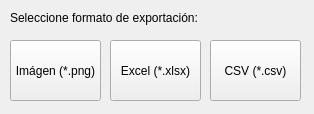
Qt form ppcc/exportdiagramdialog.ui (ErnestoVivas/Multiconsult-ppcc) before a commit.
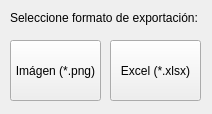
The same form after that commit. Icons and pictures are not drawn.

```diff
--- a/ppcc/exportdiagramdialog.ui
+++ b/ppcc/exportdiagramdialog.ui
@@ -6,10 +6,28 @@
    <rect>
     <x>0</x>
     <y>0</y>
-    <width>314</width>
+    <width>212</width>
     <height>114</height>
    </rect>
   </property>
+  <property name="sizePolicy">
+   <sizepolicy hsizetype="Fixed" vsizetype="Fixed">
+    <horstretch>0</horstretch>
+    <verstretch>0</verstretch>
+   </sizepolicy>
+  </property>
+  <property name="minimumSize">
+   <size>
+    <width>212</width>
+    <height>114</height>
+   </size>
+  </property>
+  <property name="maximumSize">
+   <size>
+    <width>212</width>
+    <height>114</height>
+   </size>
+  </property>
   <property name="windowTitle">
    <string>Dialog</string>
   </property>
@@ -52,32 +70,6 @@
     <enum>Qt::ToolButtonTextUnderIcon</enum>
    </property>
   </widget>
-  <widget class="QToolButton" name="buttonCSV">
-   <property name="geometry">
-    <rect>
-     <x>210</x>
-     <y>40</y>
-     <width>91</width>
-     <height>61</height>
-    </rect>
-   </property>
-   <property name="text">
-    <string>CSV (*.csv)</string>
-   </property>
-   <property name="icon">
-    <iconset>
-     <normaloff>csv-icon-32x32.png</normaloff>csv-icon-32x32.png</iconset>
-   </property>
-   <property name="iconSize">
-    <size>
-     <width>32</width>
-     <height>32</height>
-    </size>
-   </property>
-   <property name="toolButtonStyle">
-    <enum>Qt::ToolButtonTextUnderIcon</enum>
-   </property>
-  </widget>
   <widget class="QToolButton" name="buttonImage">
    <property name="geometry">
     <rect>
```
